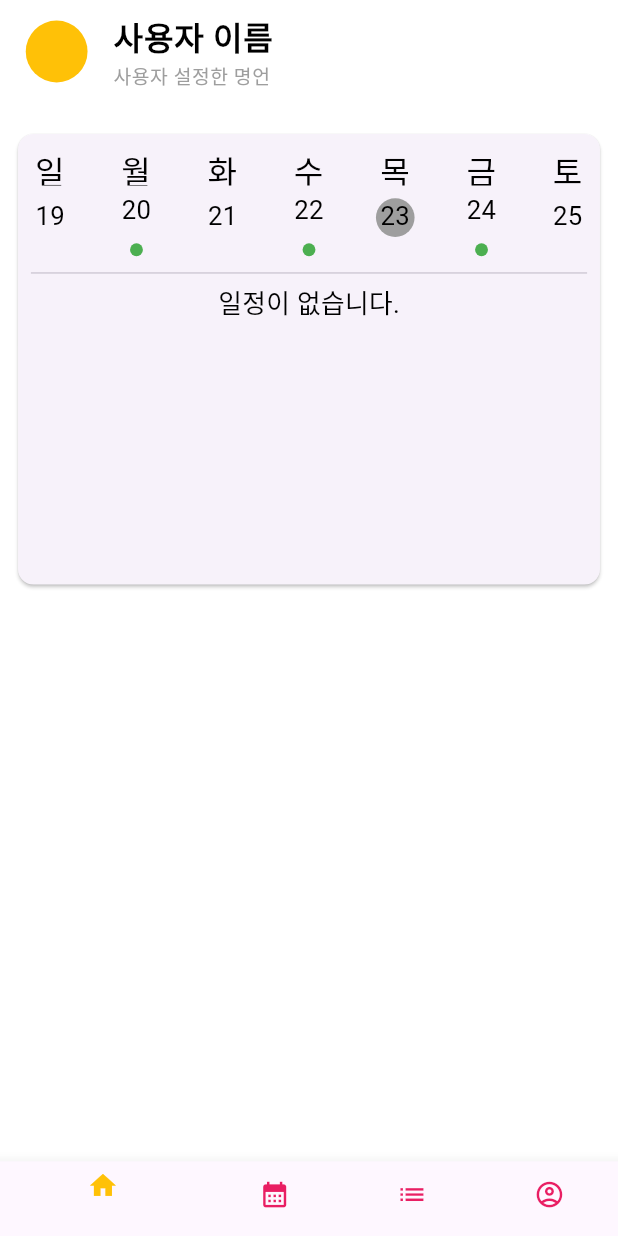
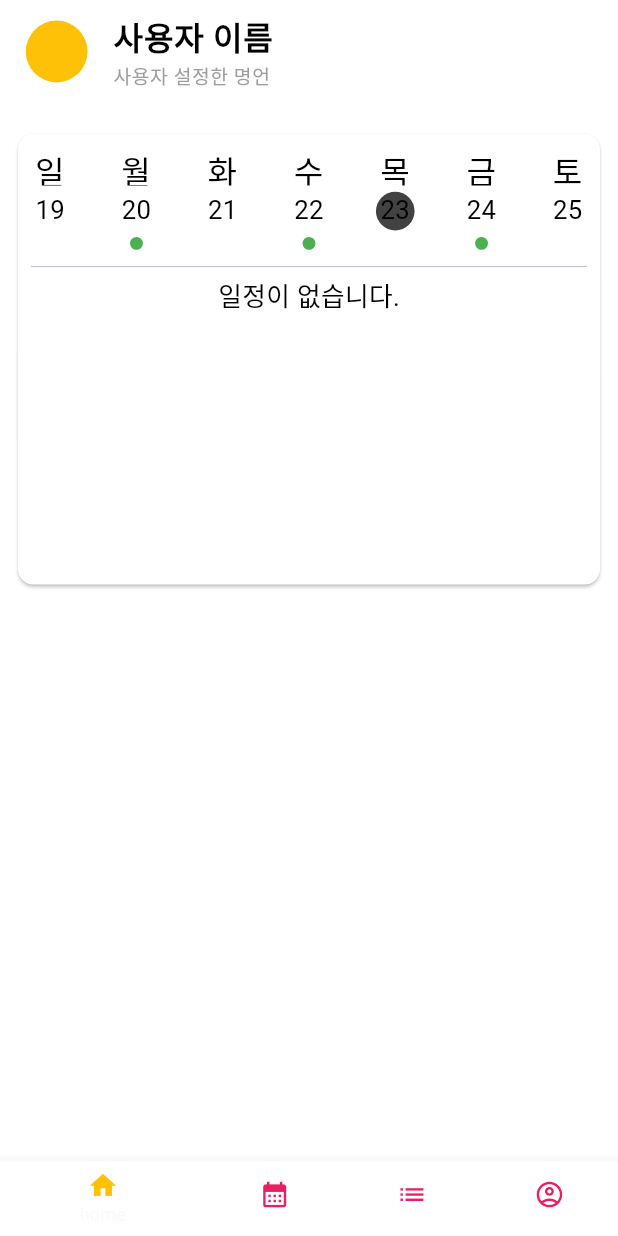
Before and after one commit to tnsgud/bic-picture, a Flutter app: the screen it shows after launch, after a tap on "Sign in with kakao", on a phone screen of 412 x 824 dp. Run offline on Flutter 3.47's test engine with Material 2 defaults, Android fonts, the phone set to English and light mode, and no system bars; our stand-ins replace flutter_dotenv, flutter_secure_storage, flutter_svg, font_awesome_flutter, responsive_framework; missing offline and left inert: flutter_web_auth_2.

Commit message:
design: 숫자 통일 및 gap위젯 추가

```diff
--- /dev/null
+++ b/lib/constants/gaps.dart
@@ -0,0 +1,66 @@
+import 'package:flutter/material.dart';
+
+import 'sizes.dart';
+
+mixin Gaps on Sizes {
+  SizedBox get gapV1 => SizedBox(height: size1);
+  SizedBox get gapV2 => SizedBox(height: size2);
+  SizedBox get gapV3 => SizedBox(height: size3);
+  SizedBox get gapV4 => SizedBox(height: size4);
+  SizedBox get gapV5 => SizedBox(height: size5);
+  SizedBox get gapV6 => SizedBox(height: size6);
+  SizedBox get gapV7 => SizedBox(height: size7);
+  SizedBox get gapV8 => SizedBox(height: size8);
+  SizedBox get gapV9 => SizedBox(height: size9);
+  SizedBox get gapV10 => SizedBox(height: size10);
+  SizedBox get gapV11 => SizedBox(height: size11);
+  SizedBox get gapV12 => SizedBox(height: size12);
+  SizedBox get gapV14 => SizedBox(height: size14);
+  SizedBox get gapV16 => SizedBox(height: size16);
+  SizedBox get gapV20 => SizedBox(height: size20);
+  SizedBox get gapV24 => SizedBox(height: size24);
+  SizedBox get gapV28 => SizedBox(height: size28);
+  SizedBox get gapV32 => SizedBox(height: size32);
+  SizedBox get gapV36 => SizedBox(height: size36);
+  SizedBox get gapV40 => SizedBox(height: size40);
+  SizedBox get gapV44 => SizedBox(height: size44);
+  SizedBox get gapV48 => SizedBox(height: size48);
+  SizedBox get gapV52 => SizedBox(height: size52);
+  SizedBox get gapV56 => SizedBox(height: size56);
+  SizedBox get gapV60 => SizedBox(height: size60);
+  SizedBox get gapV64 => SizedBox(height: size64);
+  SizedBox get gapV72 => SizedBox(height: size72);
+  SizedBox get gapV80 => SizedBox(height: size80);
+  SizedBox get gapV96 => SizedBox(height: size96);
+
+  // Horizontal Gaps
+  SizedBox get gapH1 => SizedBox(width: size1);
+  SizedBox get gapH2 => SizedBox(width: size2);
+  SizedBox get gapH3 => SizedBox(width: size3);
+  SizedBox get gapH4 => SizedBox(width: size4);
+  SizedBox get gapH5 => SizedBox(width: size5);
+  SizedBox get gapH6 => SizedBox(width: size6);
+  SizedBox get gapH7 => SizedBox(width: size7);
+  SizedBox get gapH8 => SizedBox(width: size8);
+  SizedBox get gapH9 => SizedBox(width: size9);
+  SizedBox get gapH10 => SizedBox(width: size10);
+  SizedBox get gapH11 => SizedBox(width: size11);
+  SizedBox get gapH12 => SizedBox(width: size12);
+  SizedBox get gapH14 => SizedBox(width: size14);
+  SizedBox get gapH16 => SizedBox(width: size16);
+  SizedBox get gapH20 => SizedBox(width: size20);
+  SizedBox get gapH24 => SizedBox(width: size24);
+  SizedBox get gapH28 => SizedBox(width: size28);
+  SizedBox get gapH32 => SizedBox(width: size32);
+  SizedBox get gapH36 => SizedBox(width: size36);
+  SizedBox get gapH40 => SizedBox(width: size40);
+  SizedBox get gapH44 => SizedBox(width: size44);
+  SizedBox get gapH48 => SizedBox(width: size48);
+  SizedBox get gapH52 => SizedBox(width: size52);
+  SizedBox get gapH56 => SizedBox(width: size56);
+  SizedBox get gapH60 => SizedBox(width: size60);
+  SizedBox get gapH64 => SizedBox(width: size64);
+  SizedBox get gapH72 => SizedBox(width: size72);
+  SizedBox get gapH80 => SizedBox(width: size80);
+  SizedBox get gapH96 => SizedBox(width: size96);
+}
--- /dev/null
+++ b/lib/constants/sizes.dart
@@ -0,0 +1,32 @@
+class Sizes {
+  double get size0 => 0.0;
+  double get size1 => 1.0;
+  double get size2 => 2.0;
+  double get size3 => 3.0;
+  double get size4 => 4.0;
+  double get size5 => 5.0;
+  double get size6 => 6.0;
+  double get size7 => 7.0;
+  double get size8 => 8.0;
+  double get size9 => 9.0;
+  double get size10 => 10.0;
+  double get size11 => 11.0;
+  double get size12 => 12.0;
+  double get size14 => 14.0;
+  double get size16 => 16.0;
+  double get size20 => 20.0;
+  double get size24 => 24.0;
+  double get size28 => 28.0;
+  double get size32 => 32.0;
+  double get size36 => 36.0;
+  double get size40 => 40.0;
+  double get size44 => 44.0;
+  double get size48 => 48.0;
+  double get size52 => 52.0;
+  double get size56 => 56.0;
+  double get size60 => 60.0;
+  double get size64 => 64.0;
+  double get size72 => 72.0;
+  double get size80 => 80.0;
+  double get size96 => 96.0;
+}
--- a/lib/custom_theme.dart
+++ b/lib/custom_theme.dart
@@ -1,7 +1,8 @@
+import 'package:big_picture/constants/sizes.dart';
 import 'package:flutter/material.dart';
 
-class CustomTheme {
-  final Color _primaryColor = const Color(0xffc25eff);
+class CustomTheme with Sizes {
+  final Color _primaryColor = const Color.fromARGB(255, 4, 4, 4);
 
   ThemeData _defaultTheme({
     required Color textColor,
@@ -13,62 +14,53 @@ class CustomTheme {
           scaffoldBackgroundColor: scaffoldBackgroundColor,
           textTheme: TextTheme(
             headlineLarge: TextStyle(
-              fontSize: 60,
+              fontSize: size60,
               fontWeight: FontWeight.bold,
               color: textColor,
             ),
             headlineMedium: TextStyle(
-              fontSize: 50,
+              fontSize: size48 + size2,
               fontWeight: FontWeight.bold,
               color: textColor,
             ),
             headlineSmall: TextStyle(
-              fontSize: 40,
+              fontSize: size40,
               fontWeight: FontWeight.bold,
               color: textColor,
             ),
             bodyLarge: TextStyle(
-              fontSize: 25,
+              fontSize: size20 + size5,
               color: textColor,
             ),
             bodyMedium: TextStyle(
-              fontSize: 20,
+              fontSize: size20,
               color: textColor,
             ),
             bodySmall: TextStyle(
-              fontSize: 15,
+              fontSize: size10 + size5,
               color: textColor,
             ),
+          ),
+          cardTheme: CardTheme(
+            color: scaffoldBackgroundColor,
           ),
           elevatedButtonTheme: ElevatedButtonThemeData(
             style: ElevatedButton.styleFrom(
               backgroundColor: textColor,
               shape: RoundedRectangleBorder(
-                borderRadius: BorderRadius.circular(20),
+                borderRadius: BorderRadius.circular(size20),
               ),
             ),
           ),
-          bottomNavigationBarTheme: BottomNavigationBarThemeData(
-            backgroundColor: scaffoldBackgroundColor,
-            selectedIconTheme: const IconThemeData(
+          canvasColor: scaffoldBackgroundColor,
+          bottomNavigationBarTheme: const BottomNavigationBarThemeData(
+            selectedIconTheme: IconThemeData(
               color: Colors.amber,
             ),
-            unselectedIconTheme: const IconThemeData(
+            unselectedIconTheme: IconThemeData(
               color: Colors.pink,
             ),
-          )
-          // iconTheme: IconThemeData(color: iconColor),
-          // textButtonTheme: TextButtonThemeData(
-          //   style: TextButton.styleFrom(
-          //     foregroundColor: Colors.white,
-          //     backgroundColor: _primaryColor,
-          //     shape: RoundedRectangleBorder(
-          //       borderRadius: BorderRadius.circular(30.0),
-          //     ),
-          //     padding: const EdgeInsets.all(20),
-          //   ),
-          // ),
-          );
+          ));
 
   ThemeData get lightTheme => _defaultTheme(
         textColor: Colors.black,
@@ -76,19 +68,6 @@ class CustomTheme {
         scaffoldBackgroundColor: Colors.white,
       ).copyWith(
         primaryColor: _primaryColor,
-        // colorScheme: const ColorScheme(
-        //   background: Colors.white,
-        //   brightness: Brightness.light,
-        //   primary: Colors.black,
-        //   onPrimary: Colors.black,
-        //   secondary: Colors.black,
-        //   onSecondary: Colors.black,
-        //   error: Colors.black,
-        //   onError: Colors.black,
-        //   onBackground: Colors.black,
-        //   surface: Colors.black,
-        //   onSurface: Colors.black,
-        // ),
       );
 
   ThemeData get darkTheme => _defaultTheme(
--- a/lib/main.dart
+++ b/lib/main.dart
@@ -37,7 +37,7 @@ class MyApp extends StatelessWidget {
       initialRoute: '/login',
       routes: {
         '/login': (context) => const LoginScreen(),
-        '/home': (context) => const HomeScreen(),
+        '/home': (context) => HomeScreen(),
       },
     );
   }
--- a/lib/screens/home_screen.dart
+++ b/lib/screens/home_screen.dart
@@ -1,9 +1,11 @@
+import 'package:big_picture/constants/gaps.dart';
+import 'package:big_picture/constants/sizes.dart';
 import 'package:big_picture/widgets/calendar_widget.dart';
 import 'package:flutter/material.dart';
 import 'package:flutter_secure_storage/flutter_secure_storage.dart';
 
-class HomeScreen extends StatelessWidget {
-  const HomeScreen({super.key});
+class HomeScreen extends StatelessWidget with Sizes, Gaps {
+  HomeScreen({super.key});
   final store = const FlutterSecureStorage();
 
   @override
@@ -12,23 +14,21 @@ class HomeScreen extends StatelessWidget {
     return Scaffold(
       body: SafeArea(
         child: Padding(
-          padding: const EdgeInsets.symmetric(horizontal: 10),
+          padding: EdgeInsets.symmetric(horizontal: size10),
           child: Column(
             children: [
               Padding(
-                padding: const EdgeInsets.all(10.0),
+                padding: EdgeInsets.all(size10),
                 child: Row(
                   children: [
-                    const SizedBox(
-                      width: 48,
-                      height: 48,
-                      child: CircleAvatar(
+                    SizedBox(
+                      width: size48,
+                      height: size48,
+                      child: const CircleAvatar(
                         backgroundColor: Colors.amber,
                       ),
                     ),
-                    const SizedBox(
-                      width: 20,
-                    ),
+                    gapH20,
                     Column(
                       crossAxisAlignment: CrossAxisAlignment.start,
                       children: [
@@ -47,9 +47,7 @@ class HomeScreen extends StatelessWidget {
                   ],
                 ),
               ),
-              const SizedBox(
-                height: 20,
-              ),
+              gapV20,
               const Calendar(),
             ],
           ),
--- a/lib/screens/login_screen.dart
+++ b/lib/screens/login_screen.dart
@@ -1,5 +1,7 @@
 import 'dart:io';
 
+import 'package:big_picture/constants/gaps.dart';
+import 'package:big_picture/constants/sizes.dart';
 import 'package:flutter/foundation.dart';
 import 'package:flutter/material.dart';
 import 'package:flutter_dotenv/flutter_dotenv.dart';
@@ -8,7 +10,7 @@ import 'package:flutter_svg/svg.dart';
 import 'package:flutter_web_auth_2/flutter_web_auth_2.dart';
 import 'package:font_awesome_flutter/font_awesome_flutter.dart';
 
-class LoginScreen extends StatelessWidget {
+class LoginScreen extends StatelessWidget with Sizes, Gaps {
   const LoginScreen({super.key});
 
   final _store = const FlutterSecureStorage();
@@ -31,15 +33,13 @@ class LoginScreen extends StatelessWidget {
                 '모든 일에 큰그림을 그려보세요',
                 style: theme.textTheme.bodySmall,
               ),
-              const SizedBox(
-                height: 100,
-              ),
+              gapV96,
               ElevatedButton.icon(
                 icon: Padding(
-                  padding: const EdgeInsets.all(10.0),
+                  padding: EdgeInsets.all(size10),
                   child: SvgPicture.asset(
                     'assets/images/google.svg',
-                    height: 50,
+                    height: size40 + size10,
                   ),
                 ),
                 label: Text(
@@ -68,16 +68,14 @@ class LoginScreen extends StatelessWidget {
                   Navigator.pushNamed(context, '/home');
                 },
               ),
-              const SizedBox(
-                height: 20,
-              ),
+              gapV20,
               ElevatedButton.icon(
                 icon: Padding(
-                  padding: const EdgeInsets.all(10.0),
+                  padding: EdgeInsets.all(size10),
                   child: FaIcon(
                     FontAwesomeIcons.solidComment,
                     color: theme.scaffoldBackgroundColor,
-                    size: 50,
+                    size: size40 + size10,
                   ),
                 ),
                 label: Text(
@@ -90,20 +88,6 @@ class LoginScreen extends StatelessWidget {
                   Navigator.pushNamed(context, '/home');
                 },
               ),
-              /*TextButton.icon(
-                onPressed: () async {
-
-                },
-                icon: FaIcon(
-                  FontAwesomeIcons.google,
-                  size: theme.textTheme.bodyMedium?.fontSize,
-                ),
-                label: Text(
-                  '구글로 로그인',
-                  style:
-                      theme.textTheme.bodyMedium?.copyWith(color: Colors.white),
-                ),
-              )*/
             ],
           ),
         ),
--- a/lib/widgets/calendar_widget.dart
+++ b/lib/widgets/calendar_widget.dart
@@ -1,3 +1,5 @@
+import 'package:big_picture/constants/gaps.dart';
+import 'package:big_picture/constants/sizes.dart';
 import 'package:flutter/material.dart';
 
 class Calendar extends StatefulWidget {
@@ -7,7 +9,7 @@ class Calendar extends StatefulWidget {
   State<Calendar> createState() => _CalendarState();
 }
 
-class _CalendarState extends State<Calendar> {
+class _CalendarState extends State<Calendar> with Sizes, Gaps {
   final List<String> weekly = '일,월,화,수,목,금,토'.split(',');
   late final List<DateTime> days;
 
@@ -26,8 +28,6 @@ class _CalendarState extends State<Calendar> {
       for (var element in days)
         element.day: (element.day % 2 == 0 ? ['1', '2', '3', '4', '5'] : [])
     };
-
-    print(todo);
   }
 
   void _onDayTextTap(int day) {
@@ -37,40 +37,38 @@ class _CalendarState extends State<Calendar> {
   }
 
   Widget dayText(int day, ThemeData theme) {
-    return Column(
+    return Stack(
       children: [
         GestureDetector(
           onTap: () => _onDayTextTap(day),
           child: SizedBox(
-            width: 30,
-            height: 30,
+            width: size20 + size10,
+            height: size20 + size10,
             child: Container(
               decoration: selectedDay == day
                   ? BoxDecoration(
-                      color: Colors.grey,
+                      color: Colors.grey.shade800,
                       borderRadius: BorderRadius.circular(20),
                     )
                   : null,
               child: Text(
                 '$day',
                 textAlign: TextAlign.center,
-                style: theme.textTheme.bodyMedium!.copyWith(
-                  color: Colors.black,
-                ),
+                style: theme.textTheme.bodyMedium,
               ),
             ),
           ),
         ),
-        const SizedBox(
-          height: 10,
-        ),
         if (todo[day]!.isNotEmpty)
-          Container(
-            width: 10,
-            height: 10,
-            decoration: BoxDecoration(
-              color: Colors.green,
-              borderRadius: BorderRadius.circular(10),
+          Transform.translate(
+            offset: Offset(size10, size32 + size3),
+            child: Container(
+              width: size10,
+              height: size10,
+              decoration: BoxDecoration(
+                color: Colors.green,
+                borderRadius: BorderRadius.circular(10),
+              ),
             ),
           )
       ],
@@ -99,7 +97,6 @@ class _CalendarState extends State<Calendar> {
                         textAlign: TextAlign.center,
                         style: theme.textTheme.bodyLarge!.copyWith(
                           fontWeight: FontWeight.w500,
-                          color: Colors.black,
                         ),
                       ),
                     ),
@@ -114,24 +111,20 @@ class _CalendarState extends State<Calendar> {
               children: days.map((e) => dayText(e.day, theme)).toList(),
             ),
             const SizedBox(
-              height: 5,
+              height: 20,
             ),
             const Divider(),
             todo[selectedDay]!.isEmpty
                 ? Text(
                     '일정이 없습니다.',
-                    style: theme.textTheme.bodyMedium!.copyWith(
-                      color: Colors.black,
-                    ),
+                    style: theme.textTheme.bodyMedium,
                   )
                 : Expanded(
                     child: ListView.builder(
                       itemCount: todo[selectedDay]!.length,
                       itemBuilder: (context, index) => Text(
                         todo[selectedDay]![0],
-                        style: theme.textTheme.bodyMedium!.copyWith(
-                          color: Colors.black,
-                        ),
+                        style: theme.textTheme.bodyMedium,
                       ),
                     ),
                   )
--- a/lib/widgets/card_list_widget.dart
+++ b/lib/widgets/card_list_widget.dart
@@ -1,6 +1,8 @@
+import 'package:big_picture/constants/gaps.dart';
+import 'package:big_picture/constants/sizes.dart';
 import 'package:flutter/material.dart';
 
-class CardList extends StatelessWidget {
+class CardList extends StatelessWidget with Sizes, Gaps {
   final String title;
   final List<String> list;
 
@@ -14,10 +16,10 @@ class CardList extends StatelessWidget {
   Widget build(BuildContext context) {
     var theme = Theme.of(context);
     return SizedBox(
-      height: 200,
+      height: size96,
       child: Card(
         child: Padding(
-          padding: const EdgeInsets.all(10.0),
+          padding: EdgeInsets.all(size10),
           child: Column(
             crossAxisAlignment: CrossAxisAlignment.start,
             children: [
@@ -30,7 +32,7 @@ class CardList extends StatelessWidget {
               ),
               Expanded(
                 child: ListView.separated(
-                  padding: const EdgeInsets.all(0),
+                  padding: EdgeInsets.all(size0),
                   itemCount: list.length,
                   separatorBuilder: (context, index) => const Divider(),
                   itemBuilder: (context, index) => Text(
```
